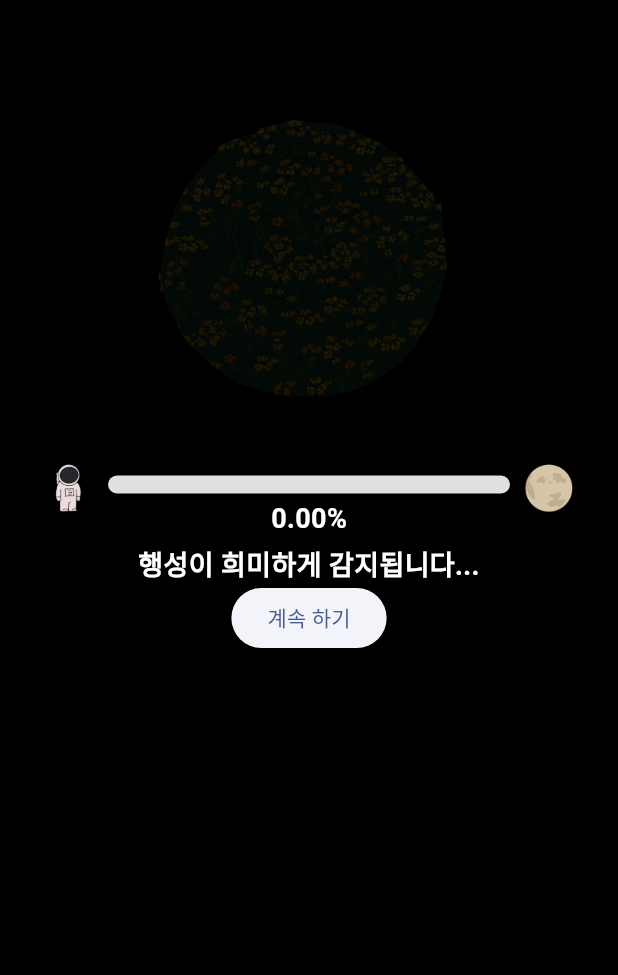
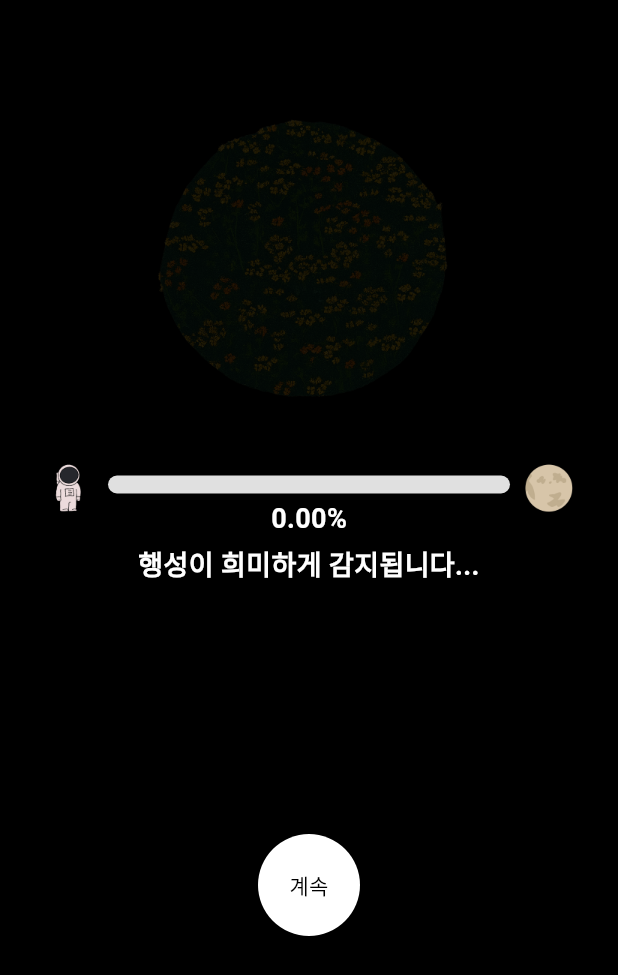
Before and after one commit to dongqui/focuscope, a Flutter app: the FocusEndOverlay widget shown alone on an empty page, opened directly, on a phone screen of 412 x 824 dp. Shown: the top 975 px of the screen. Run offline on Flutter 3.47's test engine with Material 3 defaults, Android fonts, the phone set to English and light mode, and no system bars; our stand-ins replace fl_chart, isar, just_audio, wakelock_plus; missing offline and left inert: flame; accounts and stored records are empty; generated files the repository leaves out were written again.

Commit message:
refactor: end overlay 버튼 위치 수정

```diff
--- a/lib/features/presentation/views/overlays/focus_end_overlay.dart
+++ b/lib/features/presentation/views/overlays/focus_end_overlay.dart
@@ -52,12 +52,20 @@ class _FocusEndOverlayState extends ProgressState<FocusEndOverlay> {
                 CharacterManager.instance.state.selectedCharacter!.idleSprite,
             planetImage: DiscoveryManager.instance.state.planet!.image,
           ),
-        Center(
+        Positioned(
+          bottom: 200,
+          left: 0,
+          right: 0,
           child: ElevatedButton(
             onPressed: () {
               TimerManager.instance.save();
             },
-            child: Text('계속 하기'),
+            style: ElevatedButton.styleFrom(
+              shape: const CircleBorder(),
+              padding: const EdgeInsets.all(24),
+              backgroundColor: Colors.white,
+            ),
+            child: const Text('계속', style: TextStyle(color: Colors.black)),
           ),
         ),
       ],
```
